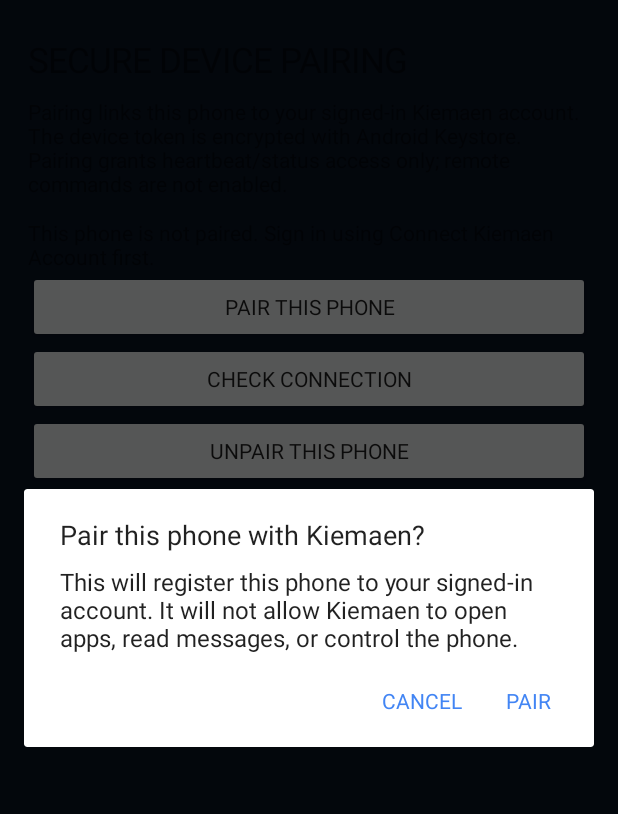
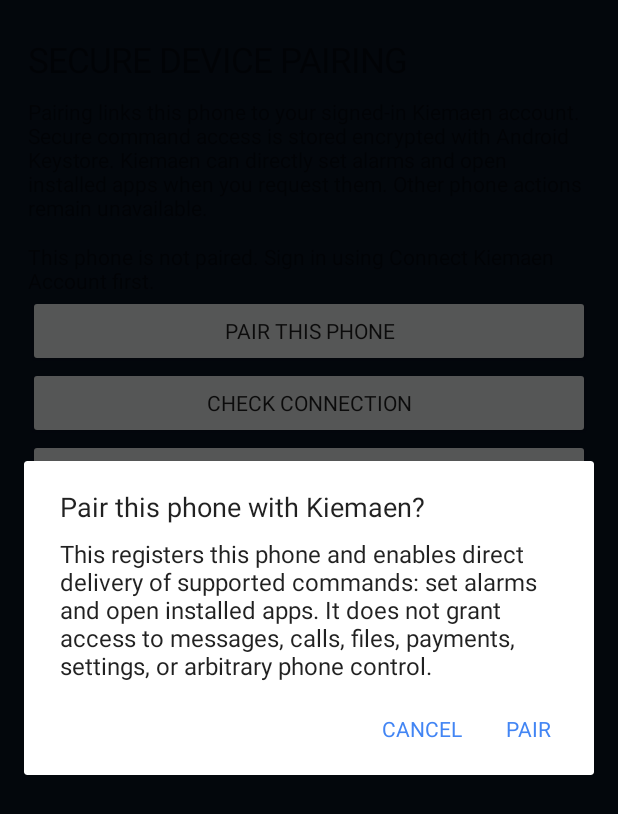
Before and after one commit to peterkiman05/kiemaen-ai, an Android app: the DevicePairActivity screen opened directly, with no data from a screen before it, after a tap on "PAIR THIS PHONE", on a phone screen of 412 x 824 dp. Shown: the top 814 px of the screen. Run offline under Robolectric (Android 15) with nearby library versions, the phone set to English and light mode, and no system bars.

Commit message:
Enable constrained direct phone commands during pairing

```diff
--- a/android-companion/app/src/main/java/ai/kiemaen/voice/DevicePairActivity.kt
+++ b/android-companion/app/src/main/java/ai/kiemaen/voice/DevicePairActivity.kt
@@ -28,7 +28,7 @@ class DevicePairActivity : Activity() {
             textSize = 23f
         })
         root.addView(TextView(this).apply {
-            text = "Pairing links this phone to your signed-in Kiemaen account. The device token is encrypted with Android Keystore. Pairing grants heartbeat/status access only; remote commands are not enabled."
+            text = "Pairing links this phone to your signed-in Kiemaen account. Secure command access is stored encrypted with Android Keystore. Kiemaen can directly set alarms and open installed apps when you request them. Other phone actions remain unavailable."
             textSize = 14f
             setPadding(0, 14, 0, 20)
         })
@@ -39,7 +39,7 @@ class DevicePairActivity : Activity() {
             setOnClickListener {
                 AlertDialog.Builder(this@DevicePairActivity)
                     .setTitle("Pair this phone with Kiemaen?")
-                    .setMessage("This will register this phone to your signed-in account. It will not allow Kiemaen to open apps, read messages, or control the phone.")
+                    .setMessage("This registers this phone and enables direct delivery of supported commands: set alarms and open installed apps. It does not grant access to messages, calls, files, payments, settings, or arbitrary phone control.")
                     .setNegativeButton("Cancel", null)
                     .setPositiveButton("Pair") { _, _ -> pair() }
                     .show()
@@ -91,9 +91,9 @@ class DevicePairActivity : Activity() {
                 if (code !in 200..299 || json.optString("status") != "ok") {
                     throw IllegalStateException(json.optString("detail", "Pairing failed. Sign in again and retry."))
                 }
-                DeviceTokenStore.save(this, json.getString("device_token"), json.getString("device_id"))
+                DeviceTokenStore.save(this, json.getString("device_token"), json.getString("command_token"), json.getString("device_id"))
                 runOnUiThread {
-                    status.text = "Phone paired successfully. Remote commands remain disabled."
+                    status.text = "Phone paired. Direct alarms and app-launch commands are enabled. Keep Kiemaen's listening service running to receive website commands."
                 }
             } catch (e: Exception) {
                 runOnUiThread { status.text = "Pairing failed: ${e.message ?: "connection error"}" }
@@ -123,7 +123,7 @@ class DevicePairActivity : Activity() {
                 val json = JSONObject(stream?.bufferedReader()?.use { it.readText() }.orEmpty())
                 if (code !in 200..299) throw IllegalStateException(json.optString("detail", "Device token rejected."))
                 runOnUiThread {
-                    status.text = "Connected securely. Device: ${json.optString("device_name")}\nCapabilities: heartbeat only. Commands enabled: ${json.optBoolean("commands_enabled")}"
+                    status.text = "Connected securely. Device: ${json.optString("device_name")}\nCapabilities: alarms and opening installed apps. Commands enabled: ${json.optBoolean("commands_enabled")}"
                 }
             } catch (e: Exception) {
                 runOnUiThread { status.text = "Connection check failed: ${e.message ?: "network error"}" }
```
